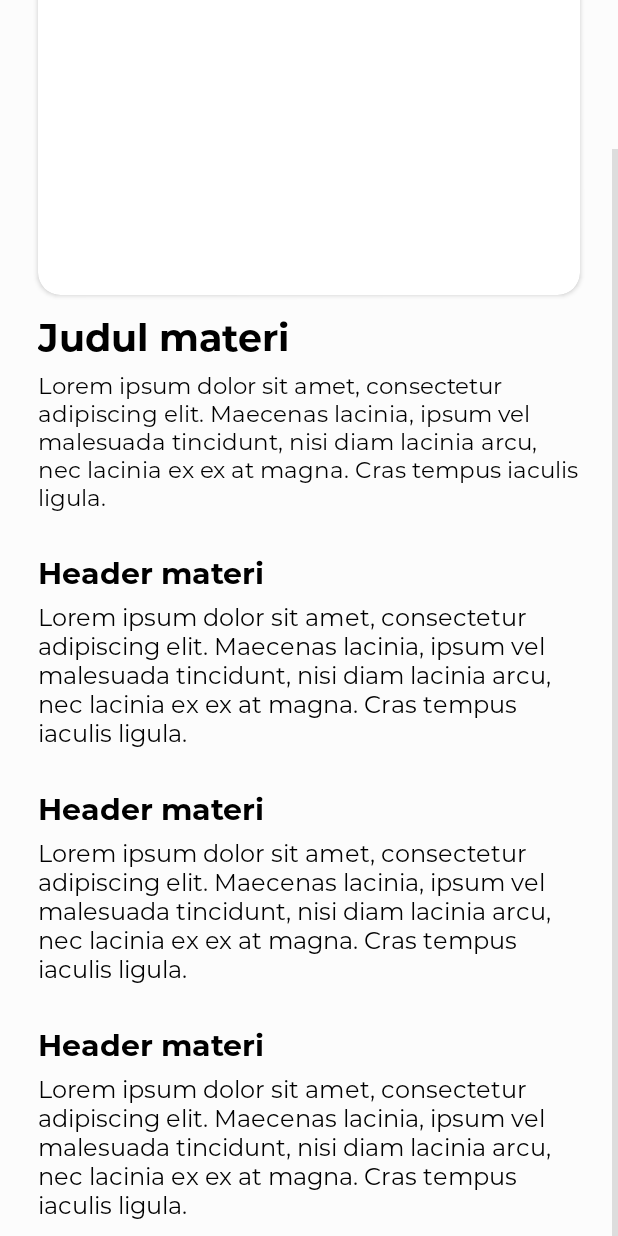
After one commit to onevil/CAPUNG-PEDIA, an Android app: the layout activity_detail_materi.xml on its own in the app's theme, with its tools: preview values and no code run, on a phone screen of 412 x 824 dp. The commit adds this screen. Run offline under Robolectric (Android 15) with nearby library versions, the phone set to English and light mode, and no system bars.

Commit message:
Detail Materi

```diff
--- a/app/build.gradle
+++ b/app/build.gradle
@@ -35,5 +35,7 @@ dependencies {
     implementation 'com.github.smarteist:autoimageslider:1.3.2'
     implementation 'com.github.bumptech.glide:glide:4.10.0'
     annotationProcessor 'com.github.bumptech.glide:compiler:4.10.0'
+
+    compile 'com.github.hajiyevelnur92:intentanimation:1.0'
 }
 apply plugin: 'com.google.gms.google-services'
--- a/app/src/main/AndroidManifest.xml
+++ b/app/src/main/AndroidManifest.xml
@@ -10,7 +10,8 @@
         android:supportsRtl="true"
         android:theme="@style/AppTheme"
         android:usesCleartextTraffic="true">
-        <activity android:name=".SettingActivity"></activity>
+        <activity android:name=".DetailMateriActivity"></activity>
+        <activity android:name=".SettingActivity" />
         <activity android:name=".MainActivity">
             <intent-filter>
                 <action android:name="android.intent.action.MAIN" />
--- a/app/src/main/java/site/ishaalim/capungpedia/Beranda/FragmentBeranda.java
+++ b/app/src/main/java/site/ishaalim/capungpedia/Beranda/FragmentBeranda.java
@@ -12,6 +12,7 @@ import android.util.Log;
 import android.view.LayoutInflater;
 import android.view.View;
 import android.view.ViewGroup;
+import android.widget.AdapterView;
 import android.widget.CompoundButton;
 import android.widget.ImageButton;
 import android.widget.LinearLayout;
@@ -57,6 +58,8 @@ public class FragmentBeranda extends Fragment {
 
     ArrayList<String> links = new ArrayList<>();
     ArrayList<listMateri> listMateriArrayList;
+
+    String idmateri;
 
     public FragmentBeranda() {
     }
@@ -111,7 +114,7 @@ public class FragmentBeranda extends Fragment {
 
     private void loadlistMateriRV() {
         listMateriArrayList.clear();
-        CollectionReference firestoreRef = firestore.collection("materi");
+        final CollectionReference firestoreRef = firestore.collection("materi");
         Query queryListMateri = firestoreRef.orderBy("judul", Query.Direction.ASCENDING);
         queryListMateri.get()
                 .addOnCompleteListener(new OnCompleteListener<QuerySnapshot>() {
@@ -125,6 +128,7 @@ public class FragmentBeranda extends Fragment {
                                 Log.d(TAG, "No such Document");
                             }
                         }
+
 
                         listMateriAdapter = new ListMateriAdapter(getContext(), listMateriArrayList);
                         listMateriRV.setAdapter(listMateriAdapter);
--- /dev/null
+++ b/app/src/main/res/layout/activity_detail_materi.xml
@@ -0,0 +1,70 @@
+<?xml version="1.0" encoding="utf-8"?>
+<RelativeLayout xmlns:android="http://schemas.android.com/apk/res/android"
+    xmlns:app="http://schemas.android.com/apk/res-auto"
+    xmlns:tools="http://schemas.android.com/tools"
+    android:layout_width="match_parent"
+    android:layout_height="match_parent"
+    android:background="?attr/backgroundcolor"
+    tools:context=".DetailMateriActivity">
+
+    <ScrollView
+        android:layout_width="match_parent"
+        android:layout_height="match_parent">
+        <RelativeLayout
+            android:layout_width="match_parent"
+            android:layout_height="match_parent">
+            <androidx.cardview.widget.CardView
+                android:id="@+id/cv_iv_detail_materi"
+                android:layout_width="match_parent"
+                android:layout_height="wrap_content"
+                android:layout_marginTop="10dp"
+                android:layout_marginHorizontal="25dp"
+                app:cardCornerRadius="15dp"
+                app:cardElevation="2dp"
+                app:cardBackgroundColor="?attr/cardbackground">
+
+                    <ImageView
+                        android:id="@+id/iv_detail_materi"
+                        android:layout_width="match_parent"
+                        android:layout_height="300dp"/>
+
+            </androidx.cardview.widget.CardView>
+
+            <TextView
+                android:id="@+id/tv_detail_judul_materi"
+                android:layout_width="wrap_content"
+                android:layout_height="wrap_content"
+                android:layout_marginHorizontal="25dp"
+                android:layout_marginTop="10dp"
+                android:textSize="25sp"
+                android:text="Judul materi"
+                android:layout_below="@+id/cv_iv_detail_materi"
+                android:textColor="?attr/textcolor"
+                android:fontFamily="@font/montserrat_bold"
+                />
+
+            <TextView
+                android:id="@+id/tv_detail_deskripsi_materi"
+                android:layout_width="wrap_content"
+                android:layout_height="wrap_content"
+                android:layout_marginHorizontal="25dp"
+                android:layout_marginTop="5dp"
+                android:textSize="15sp"
+                android:text="Lorem ipsum dolor sit amet, consectetur adipiscing elit. Maecenas lacinia, ipsum vel malesuada tincidunt, nisi diam lacinia arcu, nec lacinia ex ex at magna. Cras tempus iaculis ligula."
+                android:layout_below="@+id/tv_detail_judul_materi"
+                android:textColor="?attr/textcolor"
+                android:fontFamily="@font/montserrat_regular"
+                />
+
+            <androidx.recyclerview.widget.RecyclerView
+                android:layout_below="@id/tv_detail_deskripsi_materi"
+                android:layout_marginTop="10dp"
+                android:id="@+id/rv_detail_materi"
+                android:layout_width="match_parent"
+                android:layout_height="wrap_content"
+                tools:listitem="@layout/item_rv_detail_materi"/>
+        </RelativeLayout>
+
+    </ScrollView>
+
+</RelativeLayout>
--- a/app/src/main/res/layout/fragment_beranda.xml
+++ b/app/src/main/res/layout/fragment_beranda.xml
@@ -150,7 +150,9 @@
               android:layout_below="@+id/tv_materi"
               android:layout_width="match_parent"
               android:layout_height="wrap_content"
-              android:orientation="vertical"/>
+              android:orientation="vertical"
+              tools:listitem="@layout/item_rv_materi"
+              tools:itemCount="5"/>
 
       </RelativeLayout>
     </androidx.core.widget.NestedScrollView>
--- /dev/null
+++ b/app/src/main/res/layout/item_rv_detail_materi.xml
@@ -0,0 +1,58 @@
+<?xml version="1.0" encoding="utf-8"?>
+<RelativeLayout xmlns:android="http://schemas.android.com/apk/res/android"
+    xmlns:app="http://schemas.android.com/apk/res-auto"
+    android:layout_width="match_parent"
+    android:layout_height="wrap_content"
+    android:layout_marginVertical="10dp">
+
+        <androidx.constraintlayout.widget.ConstraintLayout
+            android:layout_width="match_parent"
+            android:layout_height="wrap_content">
+            <TextView
+                android:id="@+id/tv_detail_header_materi"
+                android:layout_width="wrap_content"
+                android:layout_height="wrap_content"
+                android:layout_marginHorizontal="25dp"
+                android:layout_marginTop="5dp"
+                android:fontFamily="@font/montserrat_bold"
+                android:text="Header materi"
+                android:textColor="?attr/textcolor"
+                android:textSize="20sp"
+                app:layout_constraintStart_toStartOf="parent"
+                app:layout_constraintTop_toBottomOf="@id/cv_iv_header_materi" />
+
+            <TextView
+                android:id="@+id/tv_detail_isi_materi"
+                android:layout_width="match_parent"
+                android:layout_height="wrap_content"
+                android:layout_marginTop="5dp"
+                android:layout_marginStart="25dp"
+                android:layout_marginEnd="25dp"
+                android:fontFamily="@font/montserrat_regular"
+                android:text="Lorem ipsum dolor sit amet, consectetur adipiscing elit. Maecenas lacinia, ipsum vel malesuada tincidunt, nisi diam lacinia arcu, nec lacinia ex ex at magna. Cras tempus iaculis ligula."
+                android:textColor="?attr/textcolor"
+                android:textSize="16sp"
+                app:layout_constraintStart_toStartOf="parent"
+                app:layout_constraintEnd_toEndOf="parent"
+                app:layout_constraintTop_toBottomOf="@id/tv_detail_header_materi" />
+
+            <androidx.cardview.widget.CardView
+                android:id="@+id/cv_iv_header_materi"
+                android:layout_width="match_parent"
+                android:layout_height="250dp"
+                android:layout_marginHorizontal="25dp"
+                app:cardCornerRadius="15dp"
+                app:layout_constraintEnd_toEndOf="parent"
+                app:layout_constraintStart_toStartOf="parent"
+                app:layout_constraintTop_toTopOf="parent"
+                android:visibility="gone">
+
+                <ImageView
+                    android:id="@+id/iv_header_materi"
+                    android:layout_width="match_parent"
+                    android:layout_height="match_parent"
+                    android:visibility="gone"/>
+
+            </androidx.cardview.widget.CardView>
+        </androidx.constraintlayout.widget.ConstraintLayout>
+</RelativeLayout>
--- a/build.gradle
+++ b/build.gradle
@@ -19,7 +19,7 @@ allprojects {
     repositories {
         google()
         jcenter()
-
+        maven { url 'https://jitpack.io' }
     }
 }
 
```
Also changed, not shown: app/src/main/java/site/ishaalim/capungpedia/DetailMateriActivity.java (added, +138 -0 lines), app/src/main/java/site/ishaalim/capungpedia/Materi/adapter/IsiMateriAdapter.java (added, +61 -0 lines), app/src/main/java/site/ishaalim/capungpedia/Materi/adapter/ListMateriAdapter.java (+22 -1 lines), app/src/main/java/site/ishaalim/capungpedia/Materi/model/isiMateri.java (added, +50 -0 lines), app/src/main/java/site/ishaalim/capungpedia/Materi/model/listMateri.java (+11 -1 lines), app/src/main/java/site/ishaalim/capungpedia/Materi/viewholder/IsiMateriViewHolder.java (added, +29 -0 lines).
